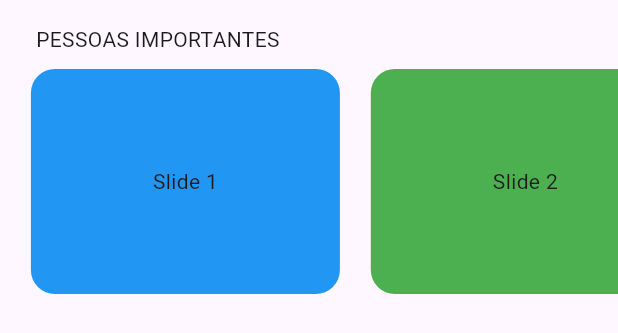
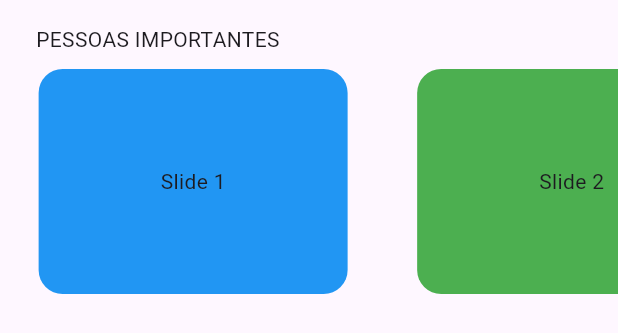
Before and after one commit to labtech-udf/labtech-mobile, a Flutter app: the PessoasImportantes widget shown alone on an empty page, opened directly, on a phone screen of 412 x 824 dp. Shown: the top 333 px of the screen. Run offline on Flutter 3.47's test engine with Material 3 defaults, Android fonts, the light colour scheme and no system bars; drawn by our look-alikes of carousel_slider.

Commit message:
correção no lugar dos wigdtes da pagina pessoas_importantes.dart.

```diff
--- a/lib/app/features/eventos/widget/pessoas_importantes.dart
+++ b/lib/app/features/eventos/widget/pessoas_importantes.dart
@@ -29,7 +29,7 @@ class _PessoasImportantesState extends State<PessoasImportantes> {
                CarouselSlider(
                  items: [
                    Align(
-                    alignment: Alignment(-8,0.0),
+                     alignment: Alignment(-7.5,10.0),
                    child:
                   Container(
                     height: 150.0,
@@ -44,7 +44,7 @@ class _PessoasImportantesState extends State<PessoasImportantes> {
                   ),
                    ),
                   Align(
-                  alignment: Alignment(-8,0.0),
+                  alignment: Alignment(-5,10.0),
                    child:
                     Container(
                     height: 150.0,
@@ -59,7 +59,7 @@ class _PessoasImportantesState extends State<PessoasImportantes> {
                   ),
                   ),
                   Align(
-                    alignment: Alignment(-8,0.0),
+                  alignment: Alignment(-2.0,10.0),
                   child:
                   Container(
                     height: 150.0,
```
Lines whose indentation alone changed are shown as unchanged.
